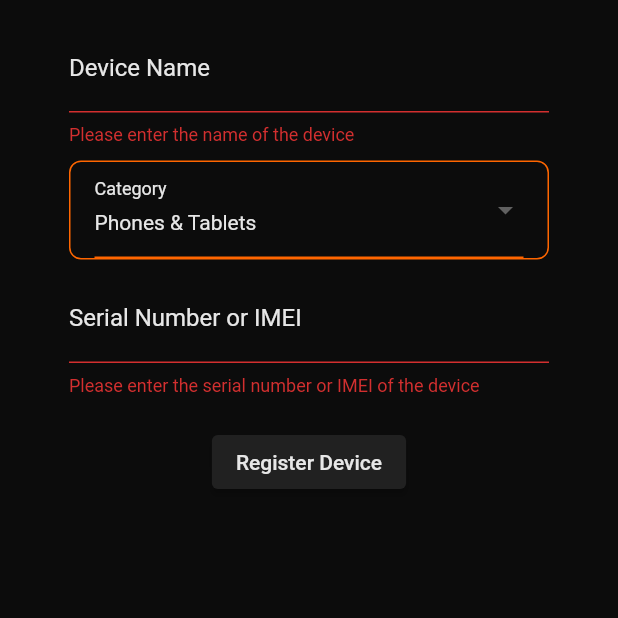
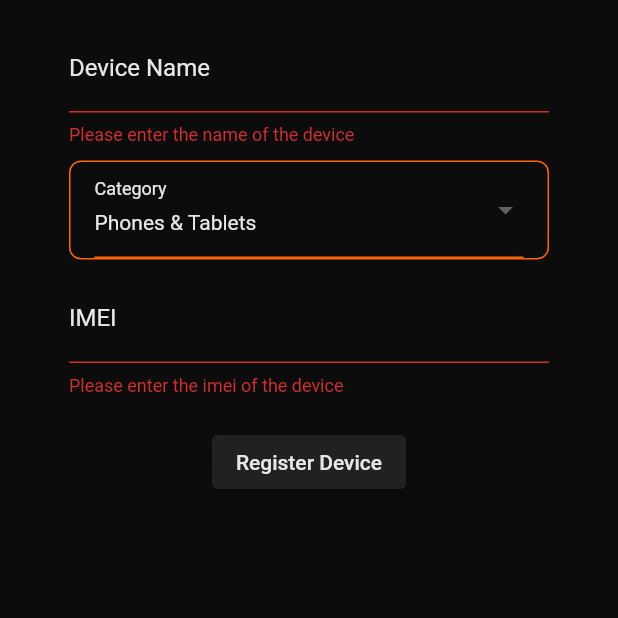
Before and after one commit to nikohoffren/stolen-or-not-app, a Flutter app: the RegisterDeviceScreen screen opened directly, after a tap on "Register Device", on a phone screen of 412 x 824 dp, the top half of it. Run offline on Flutter 3.47's test engine with Material 2 defaults, Android fonts, the phone set to English and light mode, and no system bars; our stand-ins replace cloud_firestore, firebase_auth, firebase_core, firebase_storage, google_fonts, google_sign_in and 2 more; accounts and stored records are empty.

Commit message:
change Serial Number field to IMEI if selected dropdown item is Phones & Devices

```diff
--- a/lib/views/register_device_screen.dart
+++ b/lib/views/register_device_screen.dart
@@ -59,6 +59,14 @@ class RegisterDeviceScreenState extends State<RegisterDeviceScreen>
   void dispose() {
     _animationController.dispose();
     super.dispose();
+  }
+
+  String getSerialNumberLabel() {
+    if (_selectedCategory == 'Phones & Tablets') {
+      return 'IMEI';
+    } else {
+      return 'Serial Number';
+    }
   }
 
   @override
@@ -140,14 +148,14 @@ class RegisterDeviceScreenState extends State<RegisterDeviceScreen>
                   const SizedBox(height: 10),
                   TextFormField(
                     controller: _serialNumberController,
-                    decoration: const InputDecoration(
-                      labelText: 'Serial Number or IMEI',
-                      labelStyle: TextStyle(color: AppColors.white),
+                    decoration: InputDecoration(
+                      labelText: getSerialNumberLabel(),
+                      labelStyle: const TextStyle(color: AppColors.white),
                     ),
                     style: const TextStyle(color: AppColors.white),
                     validator: (value) {
                       if (value!.isEmpty) {
-                        return 'Please enter the serial number or IMEI of the device';
+                        return 'Please enter the ${getSerialNumberLabel().toLowerCase()} of the device';
                       }
                       return null;
                     },
```
